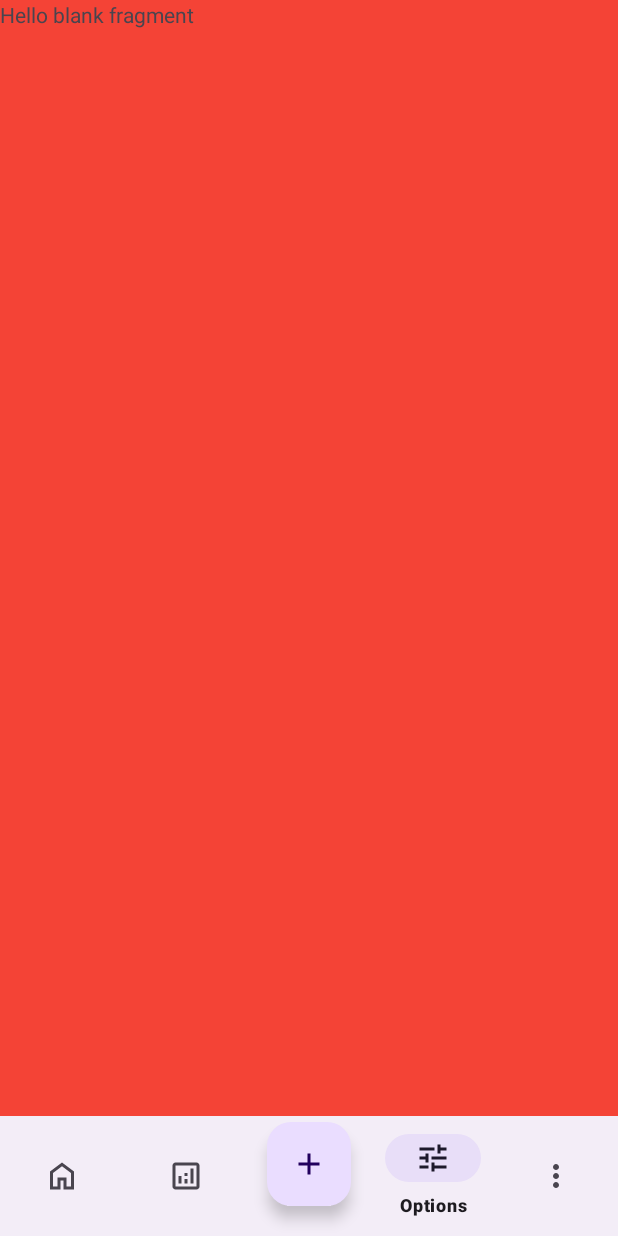
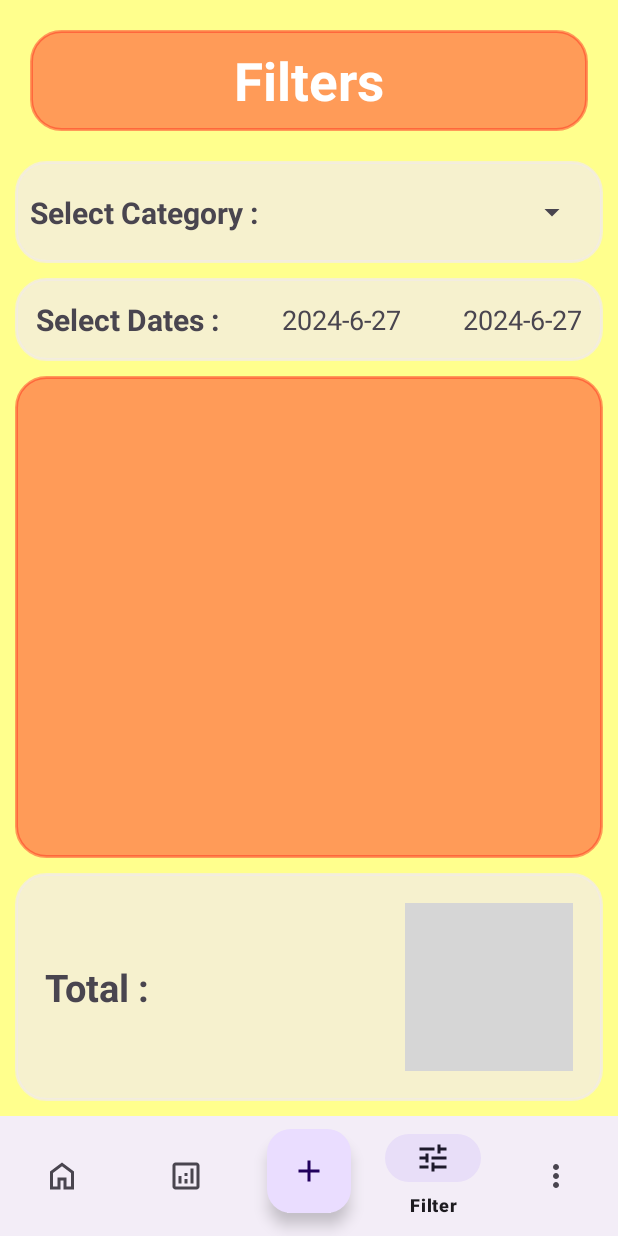
Before and after one commit to VrushabhHirapOfficial/Expense-Manager, an Android app: the screen it shows after launch (MainActivity), item 4 of the bottom bar chosen, on a phone screen of 412 x 824 dp. Run offline under Robolectric (Android 15) with nearby library versions, the phone set to English and light mode, and no system bars; 1 statement that could not run was skipped; grey boxes are pictures that could not be loaded.

Commit message:
Analytics and the Filter Options Added

```diff
--- a/app/src/main/java/sumago/androidipt/b3expensemanagement/activities/MainActivity.java
+++ b/app/src/main/java/sumago/androidipt/b3expensemanagement/activities/MainActivity.java
@@ -19,7 +19,7 @@ import sumago.androidipt.b3expensemanagement.R;
 import sumago.androidipt.b3expensemanagement.fragments.AnalyticsFragment;
 import sumago.androidipt.b3expensemanagement.fragments.HomeFragment;
 import sumago.androidipt.b3expensemanagement.fragments.MoreFragment;
-import sumago.androidipt.b3expensemanagement.fragments.OptionsFragment;
+import sumago.androidipt.b3expensemanagement.fragments.FilterFragment;
 
 public class MainActivity extends AppCompatActivity {
 
@@ -42,7 +42,7 @@ public class MainActivity extends AppCompatActivity {
             public boolean onNavigationItemSelected(@NonNull MenuItem item) {
                 if(item.getItemId() == R.id.action_home) loadFragment(new HomeFragment());
                 if(item.getItemId() == R.id.action_analytics) loadFragment(new AnalyticsFragment());
-                if(item.getItemId() == R.id.action_options) loadFragment(new OptionsFragment());
+                if(item.getItemId() == R.id.action_options) loadFragment(new FilterFragment());
                 if(item.getItemId() == R.id.action_more) loadFragment(new MoreFragment());
                 return true;
             }
--- /dev/null
+++ b/app/src/main/java/sumago/androidipt/b3expensemanagement/fragments/FilterFragment.java
@@ -0,0 +1,140 @@
+package sumago.androidipt.b3expensemanagement.fragments;
+
+import android.app.DatePickerDialog;
+import android.os.Bundle;
+
+import androidx.annotation.NonNull;
+import androidx.annotation.Nullable;
+import androidx.fragment.app.Fragment;
+import androidx.recyclerview.widget.LinearLayoutManager;
+import androidx.recyclerview.widget.RecyclerView;
+
+import android.view.LayoutInflater;
+import android.view.View;
+import android.view.ViewGroup;
+import android.widget.AdapterView;
+import android.widget.ArrayAdapter;
+import android.widget.DatePicker;
+import android.widget.ImageButton;
+import android.widget.Spinner;
+import android.widget.TextView;
+import android.widget.Toast;
+
+import com.google.android.material.floatingactionbutton.FloatingActionButton;
+
+import java.util.ArrayList;
+import java.util.Calendar;
+
+import sumago.androidipt.b3expensemanagement.R;
+import sumago.androidipt.b3expensemanagement.adapters.FilterListAdapter;
+import sumago.androidipt.b3expensemanagement.helpers.DbHelper;
+import sumago.androidipt.b3expensemanagement.interfaces.onItemDeleteListener;
+
+public class FilterFragment extends Fragment implements onItemDeleteListener {
+
+    Spinner spinnerCategory;
+    TextView tvStartDate, tvEndDate, tvSum;
+    RecyclerView recyclerViewFilter;
+    ImageButton fabFilter;
+    DbHelper dbHelper;
+    Calendar calendar;
+    int day, month, year;
+    String selectedCategory, startDate, endDate;
+    ArrayList<String> categoryNames;
+
+    @Override
+    public void onCreate(Bundle savedInstanceState) {
+        super.onCreate(savedInstanceState);
+    }
+
+    @Override
+    public View onCreateView(LayoutInflater inflater, ViewGroup container,
+                             Bundle savedInstanceState) {
+        // Inflate the layout for this fragment
+        return inflater.inflate(R.layout.fragment_filter, container, false);
+    }
+
+    @Override
+    public void onViewCreated(@NonNull View view, @Nullable Bundle savedInstanceState) {
+        super.onViewCreated(view, savedInstanceState);
+        spinnerCategory = view.findViewById(R.id.spinnerCategory);
+        tvStartDate = view.findViewById(R.id.tvStartDate);
+        tvEndDate = view.findViewById(R.id.tvEndDate);
+        tvSum = view.findViewById(R.id.tvSum);
+        recyclerViewFilter = view.findViewById(R.id.recyclerViewFilter);
+        fabFilter = view.findViewById(R.id.fabFilter);
+        dbHelper = new DbHelper(getContext());
+        calendar = Calendar.getInstance();
+        day = calendar.get(Calendar.DAY_OF_MONTH);
+        month = calendar.get(Calendar.MONTH);
+        year = calendar.get(Calendar.YEAR);
+        categoryNames = dbHelper.getAllCategories();
+
+        startDate = year+"-"+(month+1)+"-"+day;
+        endDate = year+"-"+(month+1)+"-"+month;
+        tvStartDate.setText(startDate);
+        tvEndDate.setText(startDate);
+
+        recyclerViewFilter.setLayoutManager(new LinearLayoutManager(getContext(), LinearLayoutManager.VERTICAL, false));
+
+        spinnerCategory.setAdapter(new ArrayAdapter<String>(getContext(), android.R.layout.simple_list_item_1, categoryNames));
+        selectedCategory = categoryNames.get(0);
+
+        spinnerCategory.setOnItemSelectedListener(new AdapterView.OnItemSelectedListener() {
+            @Override
+            public void onItemSelected(AdapterView<?> parent, View view, int position, long id) {
+                selectedCategory = categoryNames.get(position);
+            }
+
+            @Override
+            public void onNothingSelected(AdapterView<?> parent) {
+
+            }
+        });
+
+        tvStartDate.setOnClickListener(v->{
+            DatePickerDialog datePickerDialog = new DatePickerDialog(getContext(),
+                    new DatePickerDialog.OnDateSetListener() {
+                        @Override
+                        public void onDateSet(DatePicker view, int year, int month, int dayOfMonth) {
+                            startDate = year+"-"+(month+1)+"-"+dayOfMonth;
+                            tvStartDate.setText(startDate);
+                        }
+                    }, year, month, day);
+            datePickerDialog.show();
+        });
+
+        tvEndDate.setOnClickListener(v->{
+            DatePickerDialog datePickerDialog = new DatePickerDialog(getContext(),
+                    new DatePickerDialog.OnDateSetListener() {
+                        @Override
+                        public void onDateSet(DatePicker view, int year, int month, int dayOfMonth) {
+                            endDate = year+"-"+(month+1)+"-"+dayOfMonth;
+                            tvEndDate.setText(endDate);
+                        }
+                    }, year, month, day);
+            datePickerDialog.show();
+        });
+
+        fabFilter.setOnClickListener(v->{
+            loadData();
+        });
+    }
+
+    public void loadData(){
+
+        recyclerViewFilter.setAdapter(new FilterListAdapter(dbHelper.getFilteredExpenses(selectedCategory, startDate, endDate), this));
+
+        tvSum.setText("Total: "+ dbHelper.getTotalAmount(selectedCategory, startDate, endDate));
+    }
+
+    @Override
+    public void deleteExpense(int id) {
+        int result = dbHelper.deleteExpense(id);
+        if(result>0){
+            Toast.makeText(getContext(), "Deleted", Toast.LENGTH_SHORT).show();
+            loadData();
+        }
+        else Toast.makeText(getContext(), "Something went wrong", Toast.LENGTH_SHORT).show();
+    }
+}
--- a/app/src/main/java/sumago/androidipt/b3expensemanagement/fragments/OptionsFragment.java
+++ /dev/null
@@ -1,66 +0,0 @@
-package sumago.androidipt.b3expensemanagement.fragments;
-
-import android.os.Bundle;
-
-import androidx.fragment.app.Fragment;
-
-import android.view.LayoutInflater;
-import android.view.View;
-import android.view.ViewGroup;
-
-import sumago.androidipt.b3expensemanagement.R;
-
-/**
- * A simple {@link Fragment} subclass.
- * Use the {@link OptionsFragment#newInstance} factory method to
- * create an instance of this fragment.
- */
-public class OptionsFragment extends Fragment {
-
-    // TODO: Rename parameter arguments, choose names that match
-    // the fragment initialization parameters, e.g. ARG_ITEM_NUMBER
-    private static final String ARG_PARAM1 = "param1";
-    private static final String ARG_PARAM2 = "param2";
-
-    // TODO: Rename and change types of parameters
-    private String mParam1;
-    private String mParam2;
-
-    public OptionsFragment() {
-        // Required empty public constructor
-    }
-
-    /**
-     * Use this factory method to create a new instance of
-     * this fragment using the provided parameters.
-     *
-     * @param param1 Parameter 1.
-     * @param param2 Parameter 2.
-     * @return A new instance of fragment OptionsFragment.
-     */
-    // TODO: Rename and change types and number of parameters
-    public static OptionsFragment newInstance(String param1, String param2) {
-        OptionsFragment fragment = new OptionsFragment();
-        Bundle args = new Bundle();
-        args.putString(ARG_PARAM1, param1);
-        args.putString(ARG_PARAM2, param2);
-        fragment.setArguments(args);
-        return fragment;
-    }
-
-    @Override
-    public void onCreate(Bundle savedInstanceState) {
-        super.onCreate(savedInstanceState);
-        if (getArguments() != null) {
-            mParam1 = getArguments().getString(ARG_PARAM1);
-            mParam2 = getArguments().getString(ARG_PARAM2);
-        }
-    }
-
-    @Override
-    public View onCreateView(LayoutInflater inflater, ViewGroup container,
-                             Bundle savedInstanceState) {
-        // Inflate the layout for this fragment
-        return inflater.inflate(R.layout.fragment_options, container, false);
-    }
-}
--- a/app/src/main/java/sumago/androidipt/b3expensemanagement/helpers/DbHelper.java
+++ b/app/src/main/java/sumago/androidipt/b3expensemanagement/helpers/DbHelper.java
@@ -10,6 +10,7 @@ import androidx.annotation.Nullable;
 import java.lang.reflect.Array;
 import java.util.ArrayList;
 
+import sumago.androidipt.b3expensemanagement.model.AnalyticsRecord;
 import sumago.androidipt.b3expensemanagement.model.Expense;
 
 public class DbHelper extends SQLiteOpenHelper {
@@ -178,4 +179,67 @@ public class DbHelper extends SQLiteOpenHelper {
         db.close();
         return categoryNames;
     }
+
+    public ArrayList<AnalyticsRecord> getAnalytics() {
+        /*
+         * SELECT category, SUM(amount), AVG(amount), MIN(amount), MAX(amount) FROM expense ORDER BY category;
+         * food,     300, 150, 20, 130
+         * clothes, 1200, 150, 20, 130
+         * */
+        ArrayList<AnalyticsRecord> recordList = new ArrayList<>();
+        SQLiteDatabase db = getReadableDatabase();
+        Cursor cr = db.rawQuery("SELECT category, SUM(amount), AVG(amount), MIN(amount), MAX(amount) FROM expense GROUP BY category;", null);
+        if(cr.moveToFirst()){
+            do{
+                AnalyticsRecord record = new AnalyticsRecord();
+                record.setName(cr.getString(0));
+                record.setTotal(cr.getDouble(1));
+                record.setAvg(cr.getDouble(2));
+                record.setMin(cr.getDouble(3));
+                record.setMax(cr.getDouble(4));
+                recordList.add(record);
+            }while (cr.moveToNext());
+        }
+        cr.close();
+        db.close();
+        return recordList;
+    }
+
+    public ArrayList<Expense> getFilteredExpenses(String selectedCategory, String startDate, String endDate) {
+        ArrayList<Expense> list = new ArrayList<>();
+        SQLiteDatabase db = getReadableDatabase();
+        //SELECT * FROM expense WHERE category=? AND date BETWEEN ? AND ?;
+        Cursor cursor = db.rawQuery("SELECT * FROM expense WHERE category=? AND date BETWEEN ? AND ?;", new String[]{selectedCategory, startDate, endDate});
+        if(cursor.moveToNext()){
+            do{
+                Expense expense = new Expense();
+                expense.setId(cursor.getInt(cursor.getColumnIndexOrThrow(COL_ID)));
+                expense.setName(cursor.getString(cursor.getColumnIndexOrThrow(COL_NAME)));
+                expense.setDate(cursor.getString(cursor.getColumnIndexOrThrow(COL_DATE)));
+                expense.setNote(cursor.getString(cursor.getColumnIndexOrThrow(COL_NOTE)));
+                expense.setCategory(cursor.getString(cursor.getColumnIndexOrThrow(COL_CATEGORY)));
+                expense.setAmount(cursor.getDouble(cursor.getColumnIndexOrThrow(COL_AMOUNT)));
+                list.add(expense);
+            }while(cursor.moveToNext());
+        }
+        cursor.close();
+        db.close();
+        return list;
+    }
+
+    public double getTotalAmount(String selectedCategory, String startDate, String endDate) {
+        double totalAmount = 0;
+        SQLiteDatabase db = getReadableDatabase();
+
+        Cursor cursor = db.rawQuery("SELECT SUM(amount) AS total FROM expense WHERE category=? AND date BETWEEN ? AND ?;",
+                new String[]{selectedCategory, startDate, endDate});
+
+        if(cursor.moveToFirst()){
+            totalAmount = cursor.getDouble(cursor.getColumnIndexOrThrow("total"));
+        }
+        cursor.close();
+        db.close();
+        return totalAmount;
+    }
+
 }
--- a/app/src/main/res/layout/activity_add_expense.xml
+++ b/app/src/main/res/layout/activity_add_expense.xml
@@ -132,6 +132,7 @@
 
         <Button
             android:id="@+id/btnAdd"
+            android:backgroundTint="@color/red"
             android:layout_width="match_parent"
             android:layout_height="wrap_content"
             android:layout_margin="5dp"
--- a/app/src/main/res/layout/activity_main.xml
+++ b/app/src/main/res/layout/activity_main.xml
@@ -28,6 +28,6 @@
         android:layout_width="wrap_content"
         android:layout_alignParentBottom="true"
         android:layout_centerHorizontal="true"
-        android:layout_margin="20dp" />
+        android:layout_margin="15dp" />
 
 </RelativeLayout>
--- /dev/null
+++ b/app/src/main/res/layout/fragment_filter.xml
@@ -0,0 +1,141 @@
+<?xml version="1.0" encoding="utf-8"?>
+<LinearLayout xmlns:android="http://schemas.android.com/apk/res/android"
+    xmlns:tools="http://schemas.android.com/tools"
+    android:layout_width="match_parent"
+    android:layout_height="match_parent"
+    xmlns:app="http://schemas.android.com/apk/res-auto"
+    android:background="@color/yello"
+    android:padding="10dp"
+    android:orientation="vertical"
+    tools:context=".fragments.FilterFragment">
+
+    <TextView
+        android:layout_width="match_parent"
+        android:layout_height="wrap_content"
+        android:textSize="35sp"
+        android:layout_margin="10dp"
+        android:padding="10dp"
+        android:background="@drawable/rectangle"
+        android:backgroundTint="@color/red"
+        android:textColor="@color/white"
+        android:gravity="center"
+        android:textStyle="bold"
+        android:shadowRadius="25"
+        android:text ="Filters" />
+
+    <androidx.constraintlayout.widget.ConstraintLayout
+        android:layout_width="match_parent"
+        android:layout_height="wrap_content"
+        android:background="@drawable/rectangle"
+        android:backgroundTint="@color/grey"
+        android:layout_marginTop="10dp"
+        android:padding="10dp">
+
+        <TextView
+            android:layout_width="wrap_content"
+            android:layout_height="wrap_content"
+            app:layout_constraintStart_toStartOf="parent"
+            app:layout_constraintTop_toTopOf="parent"
+            app:layout_constraintBottom_toBottomOf="parent"
+            android:text="Select Category :"
+            android:textStyle="bold"
+            android:textSize="20dp"/>
+
+        <Spinner
+            android:id="@+id/spinnerCategory"
+            android:layout_width="wrap_content"
+            android:layout_height="wrap_content"
+            android:minHeight="48dp"
+            android:padding="10dp"
+            app:layout_constraintBottom_toBottomOf="parent"
+            app:layout_constraintEnd_toEndOf="parent"
+            app:layout_constraintTop_toTopOf="parent" />
+
+    </androidx.constraintlayout.widget.ConstraintLayout>
+
+    <androidx.constraintlayout.widget.ConstraintLayout
+        android:layout_width="match_parent"
+        android:layout_height="wrap_content"
+        android:backgroundTint="@color/grey"
+        android:background="@drawable/rectangle"
+        android:layout_marginTop="10dp"
+        android:padding="14dp">
+        <TextView
+            android:id="@+id/textView"
+            android:layout_width="wrap_content"
+            android:layout_height="wrap_content"
+            android:text="Select Dates :"
+            android:textSize="20dp"
+            android:textStyle="bold"
+            app:layout_constraintBottom_toBottomOf="parent"
+            app:layout_constraintStart_toStartOf="parent"
+            app:layout_constraintTop_toTopOf="parent" />
+
+        <TextView
+            android:id="@+id/tvStartDate"
+            android:layout_width="wrap_content"
+            android:layout_height="wrap_content"
+            android:text="Start Date"
+            android:textSize="18dp"
+            app:layout_constraintBottom_toBottomOf="parent"
+            app:layout_constraintEnd_toStartOf="@id/tvEndDate"
+            app:layout_constraintStart_toEndOf="@+id/textView"
+            app:layout_constraintTop_toTopOf="parent" />
+
+        <TextView
+            android:id="@+id/tvEndDate"
+            app:layout_constraintEnd_toEndOf="parent"
+            app:layout_constraintTop_toTopOf="parent"
+            app:layout_constraintBottom_toBottomOf="parent"
+            android:layout_width="wrap_content"
+            android:layout_height="wrap_content"
+            android:text="End Date"
+            android:textSize="18dp"/>
+
+    </androidx.constraintlayout.widget.ConstraintLayout>
+
+    <androidx.recyclerview.widget.RecyclerView
+        android:id="@+id/recyclerViewFilter"
+        android:layout_weight="1"
+        android:layout_marginTop="10dp"
+        android:layout_width="match_parent"
+        android:background="@drawable/rectangle"
+        android:backgroundTint="@color/red"
+        android:padding="15dp"
+        android:layout_height="0dp"/>
+
+
+    <androidx.constraintlayout.widget.ConstraintLayout
+        android:layout_width="match_parent"
+        android:layout_height="wrap_content"
+        android:layout_marginTop="10dp"
+        android:background="@drawable/rectangle"
+        android:backgroundTint="@color/grey"
+        android:padding="20dp">
+
+        <ImageButton
+            android:id="@+id/fabFilter"
+            android:layout_width="wrap_content"
+            android:layout_height="wrap_content"
+            android:background="@drawable/rectangle"
+            android:padding="8dp"
+            android:src="@drawable/apply"
+            app:layout_constraintBottom_toBottomOf="parent"
+            app:layout_constraintEnd_toEndOf="parent"
+            app:layout_constraintTop_toTopOf="parent"
+            tools:ignore="TouchTargetSizeCheck,SpeakableTextPresentCheck" />
+
+        <TextView
+            android:id="@+id/tvSum"
+            app:layout_constraintStart_toStartOf="parent"
+            app:layout_constraintTop_toTopOf="parent"
+            app:layout_constraintBottom_toBottomOf="parent"
+            android:layout_width="wrap_content"
+            android:layout_height="wrap_content"
+            android:text="Total : "
+            android:textStyle="bold"
+            android:textSize="25sp"/>
+
+    </androidx.constraintlayout.widget.ConstraintLayout>
+
+</LinearLayout>
--- a/app/src/main/res/layout/fragment_options.xml
+++ /dev/null
@@ -1,15 +0,0 @@
-<?xml version="1.0" encoding="utf-8"?>
-<FrameLayout xmlns:android="http://schemas.android.com/apk/res/android"
-    xmlns:tools="http://schemas.android.com/tools"
-    android:layout_width="match_parent"
-    android:layout_height="match_parent"
-    android:background="#F44336"
-    tools:context=".fragments.OptionsFragment">
-
-    <!-- TODO: Update blank fragment layout -->
-    <TextView
-        android:layout_width="match_parent"
-        android:layout_height="match_parent"
-        android:text="@string/hello_blank_fragment" />
-
-</FrameLayout>
--- a/app/src/main/res/menu/bottom_menu.xml
+++ b/app/src/main/res/menu/bottom_menu.xml
@@ -13,7 +13,7 @@
     <item android:id="@+id/action_false"
         android:title="false" />
 
-    <item android:title="Options"
+    <item android:title="Filter"
         android:icon="@drawable/tune_24px"
         android:id="@+id/action_options" />
 
--- a/app/src/main/res/values/colors.xml
+++ b/app/src/main/res/values/colors.xml
@@ -4,5 +4,5 @@
     <color name="white">#FFFFFFFF</color>
     <color name = "grey">#B0F2EBEB</color>
     <color name = "black">#000000</color>
-    <color name = "red">#D0BA2A1E</color>
+    <color name = "red">#7AFF2E1E</color>
 </resources>
--- a/app/src/main/res/values/strings.xml
+++ b/app/src/main/res/values/strings.xml
@@ -2,4 +2,9 @@
     <string name="app_name">B3ExpenseManagement</string>
     <!-- TODO: Remove or change this placeholder text -->
     <string name="hello_blank_fragment">Hello blank fragment</string>
+    <string name="category_is_null">Category is Null</string>
+    <string name="minimum">Minimum:</string>
+    <string name="maximum">Maximum:</string>
+    <string name="average">Average:</string>
+    <string name="total">Total:</string>
 </resources>
```
Also changed, not shown: app/src/main/java/sumago/androidipt/b3expensemanagement/activities/AddExpenseActivity.java (+20 -10 lines), app/src/main/java/sumago/androidipt/b3expensemanagement/activities/UpdateExpenseActivity.java (+12 -2 lines), app/src/main/java/sumago/androidipt/b3expensemanagement/fragments/AnalyticsFragment.java (+23 -25 lines), app/src/main/java/sumago/androidipt/b3expensemanagement/fragments/MoreFragment.java (+16 -5 lines), app/src/main/res/layout/activity_expense_info.xml (+7 -1 lines), app/src/main/res/layout/fragment_analytics.xml (+21 -6 lines), app/src/main/res/layout/fragment_more.xml (+15 -7 lines).
